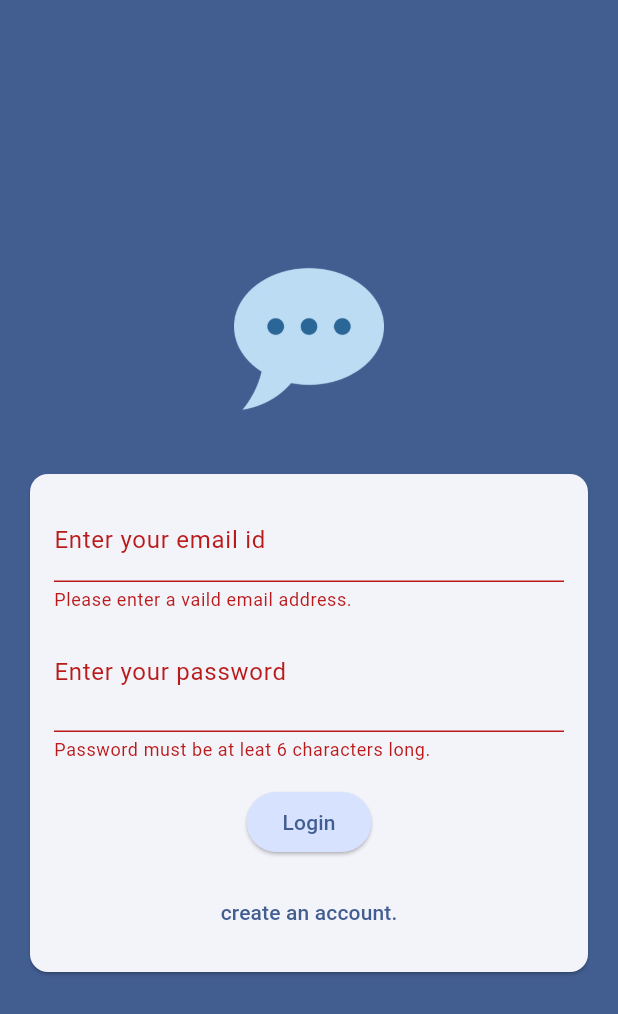
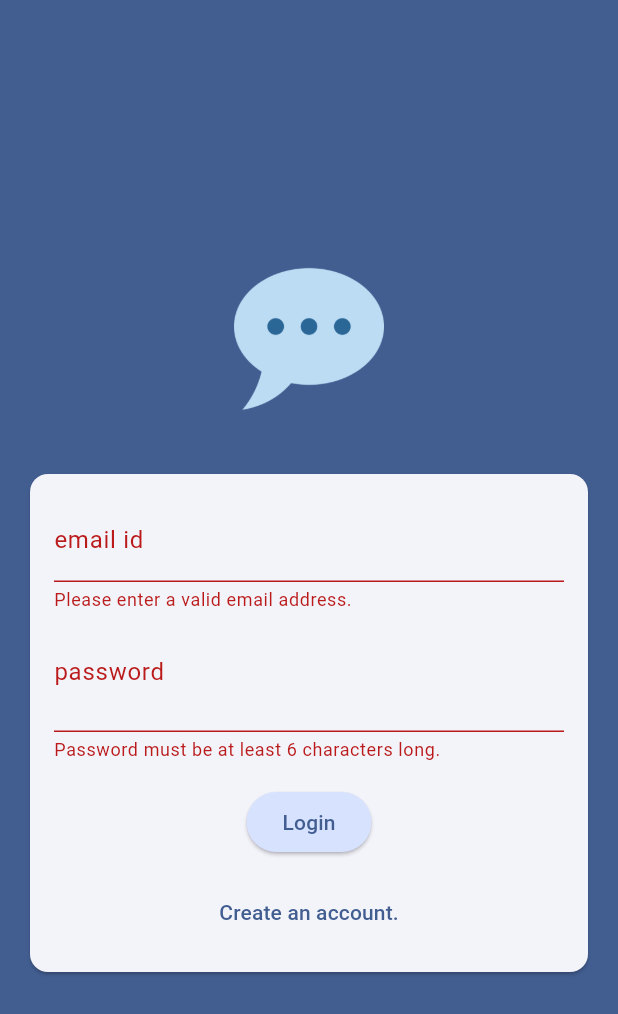
Before and after one commit to tsaransh/flutter.chat-App, a Flutter app: the screen it shows after launch, after a tap on "Login", on a phone screen of 412 x 824 dp. Shown: the top 1014 px of the screen. Run offline on Flutter 3.47's test engine with Material 3 defaults, Android fonts, the phone set to English and light mode, and no system bars; our stand-ins replace cloud_firestore, firebase_auth, firebase_core, firebase_storage, image_picker; accounts and stored records are empty.

Commit message:
chat screen add

```diff
--- a/lib/screens/auth.dart
+++ b/lib/screens/auth.dart
@@ -1,8 +1,9 @@
 import 'dart:io';
 
 import 'package:chat_app/widgets/user_image_picker.dart';
+import 'package:cloud_firestore/cloud_firestore.dart';
+import 'package:firebase_storage/firebase_storage.dart';
 import 'package:flutter/material.dart';
-
 import 'package:firebase_auth/firebase_auth.dart';
 import 'package:flutter/services.dart';
 
@@ -27,6 +28,7 @@ class _AuthScreenState extends State<AuthScreen> {
 
   late String enteredEmail;
   late String enteredPassword;
+  String? enteredUsername;
 
   void submit() async {
     final isValid = formKey.currentState!.validate();
@@ -35,51 +37,64 @@ class _AuthScreenState extends State<AuthScreen> {
       return;
     }
 
-    if (!isLogin && userPickedImage == null) return;
+    if (!isLogin && userPickedImage == null) {
+      ScaffoldMessenger.of(context).showSnackBar(
+        const SnackBar(
+          content: Text('Please upload an image to continue.'),
+        ),
+      );
+      return;
+    }
 
     formKey.currentState?.save();
 
+    setState(() {
+      isLoading = true;
+    });
+
     try {
+      UserCredential userCredentials;
       if (isLogin) {
-        // logic to loginin user
-        setState(() {
-          isLoading = true;
-        });
-        final userCredentials = await firebase.signInWithEmailAndPassword(
+        userCredentials = await firebase.signInWithEmailAndPassword(
             email: enteredEmail, password: enteredPassword);
-        setState(() {
-          isLoading = false;
-          formKey.currentState!.reset();
-          enteredEmail = '';
-          enteredPassword = '';
-        });
       } else {
-        // logic to singup user
-        setState(() {
-          isLoading = true;
-        });
-        final userCredentials = await firebase.createUserWithEmailAndPassword(
+        userCredentials = await firebase.createUserWithEmailAndPassword(
             email: enteredEmail, password: enteredPassword);
-        setState(() {
-          isLoading = false;
-          formKey.currentState!.reset();
-          enteredEmail = '';
-          enteredPassword = '';
-          isLogin = !isLogin;
+
+        final storageRf = FirebaseStorage.instance
+            .ref()
+            .child('user_images')
+            .child('${userCredentials.user!.uid}.jpg');
+
+        await storageRf.putFile(userPickedImage!);
+        final downloadUrl = await storageRf.getDownloadURL();
+
+        await FirebaseFirestore.instance
+            .collection('users')
+            .doc(userCredentials.user!.uid)
+            .set({
+          'username': enteredUsername,
+          'email_id': enteredEmail,
+          'image_url': downloadUrl
         });
       }
+
+      setState(() {
+        isLoading = false;
+        formKey.currentState!.reset();
+        enteredEmail = '';
+        enteredPassword = '';
+        isLogin = !isLogin;
+      });
     } on FirebaseAuthException catch (error) {
-      if (error.code == 'email-already-in-use') {
-        // ...
-      }
-      ScaffoldMessenger.of(context).clearSnackBars();
       ScaffoldMessenger.of(context).showSnackBar(
         SnackBar(
           content: Text(error.message ?? 'Authentication failed'),
         ),
       );
+    } finally {
       setState(() {
-        isLoading = !isLoading;
+        isLoading = false;
       });
     }
   }
@@ -94,12 +109,7 @@ class _AuthScreenState extends State<AuthScreen> {
             mainAxisAlignment: MainAxisAlignment.center,
             children: [
               Container(
-                margin: const EdgeInsets.only(
-                  top: 20,
-                  bottom: 20,
-                  left: 20,
-                  right: 20,
-                ),
+                margin: const EdgeInsets.all(20),
                 width: 100,
                 child: Image.asset('assets/images/chat.png'),
               ),
@@ -120,8 +130,8 @@ class _AuthScreenState extends State<AuthScreen> {
                               },
                             ),
                           TextFormField(
-                            decoration: const InputDecoration(
-                                labelText: 'Enter your email id'),
+                            decoration:
+                                const InputDecoration(labelText: 'email id'),
                             keyboardType: TextInputType.emailAddress,
                             autocorrect: false,
                             textCapitalization: TextCapitalization.none,
@@ -129,7 +139,7 @@ class _AuthScreenState extends State<AuthScreen> {
                               if (value == null ||
                                   value.trim().isEmpty ||
                                   !value.contains('@')) {
-                                return 'Please enter a vaild email address.';
+                                return 'Please enter a valid email address.';
                               }
                               return null;
                             },
@@ -137,9 +147,26 @@ class _AuthScreenState extends State<AuthScreen> {
                               enteredEmail = value!;
                             },
                           ),
+                          if (!isLogin)
+                            TextFormField(
+                              decoration:
+                                  const InputDecoration(labelText: 'Username'),
+                              enableSuggestions: false,
+                              validator: (value) {
+                                if (value == null ||
+                                    value.isEmpty ||
+                                    value.trim().length < 4) {
+                                  return 'username must be 4 character long';
+                                }
+                                return null;
+                              },
+                              onSaved: (value) {
+                                enteredUsername = value!;
+                              },
+                            ),
                           TextFormField(
                             decoration: InputDecoration(
-                              labelText: 'Enter your password',
+                              labelText: 'password',
                               suffix: IconButton(
                                 onPressed: () {
                                   setState(() {
@@ -153,7 +180,7 @@ class _AuthScreenState extends State<AuthScreen> {
                             ),
                             validator: (value) {
                               if (value == null || value.trim().length < 6) {
-                                return 'Password must be at leat 6 characters long.';
+                                return 'Password must be at least 6 characters long.';
                               }
                               return null;
                             },
@@ -164,7 +191,7 @@ class _AuthScreenState extends State<AuthScreen> {
                           ),
                           const SizedBox(height: 16),
                           ElevatedButton(
-                            onPressed: submit,
+                            onPressed: isLoading ? null : submit,
                             style: ElevatedButton.styleFrom(
                                 backgroundColor: Theme.of(context)
                                     .colorScheme
@@ -180,12 +207,13 @@ class _AuthScreenState extends State<AuthScreen> {
                           const SizedBox(height: 12),
                           TextButton(
                             onPressed: () {
+                              formKey.currentState!.reset();
                               setState(() {
                                 isLogin = !isLogin;
                               });
                             },
                             child: Text(isLogin
-                                ? 'create an account.'
+                                ? 'Create an account.'
                                 : 'Already have an account.'),
                           )
                         ],
--- a/pubspec.yaml
+++ b/pubspec.yaml
@@ -36,9 +36,10 @@ dependencies:
   # Use with the CupertinoIcons class for iOS style icons.
   cupertino_icons: ^1.0.6
   firebase_core: ^2.27.2
-  firebase_auth: ^4.18.0
-  firebase_storage: ^11.6.11
+  firebase_auth: ^4.19.0
+  firebase_storage: ^11.7.0
   image_picker: ^1.0.7
+  cloud_firestore: ^4.16.0
 
 dev_dependencies:
   flutter_test:
```
Also changed, not shown: lib/screens/chat.dart (+10 -1 lines), lib/widgets/chat_messages.dart (added, +12 -0 lines), lib/widgets/new_chat.dart (added, +53 -0 lines), pubspec.lock, 2 other files.
